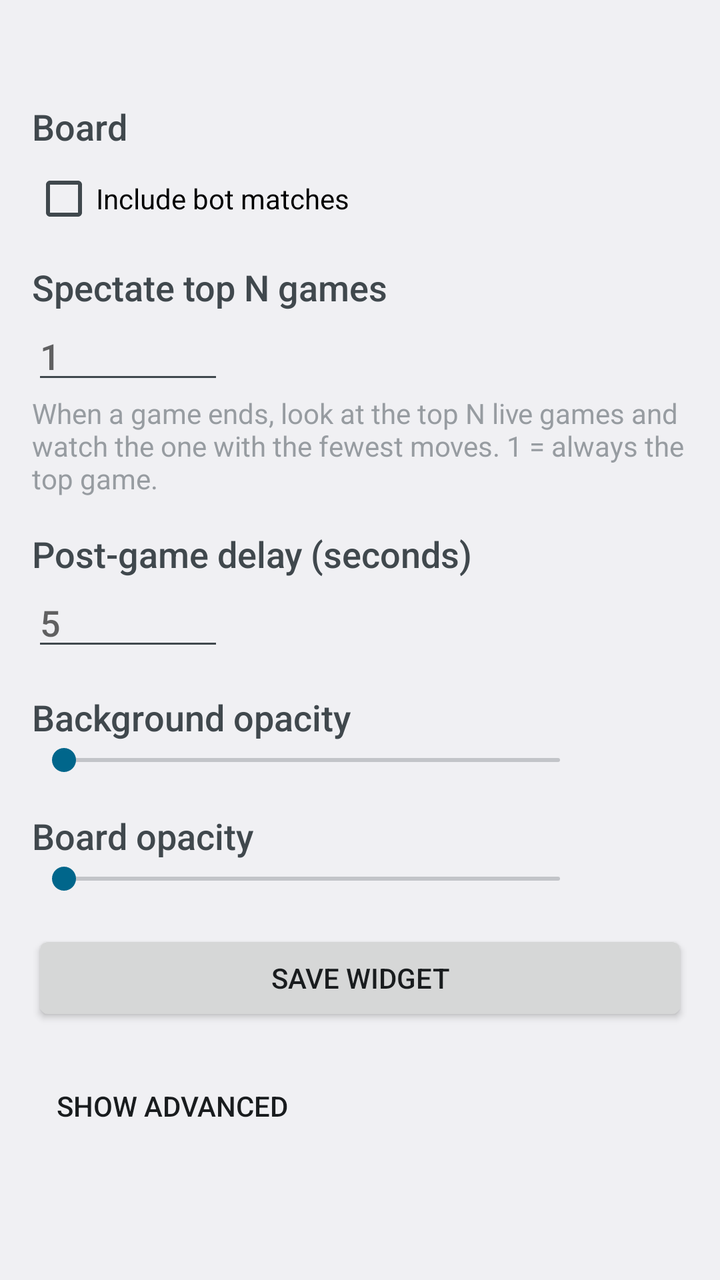
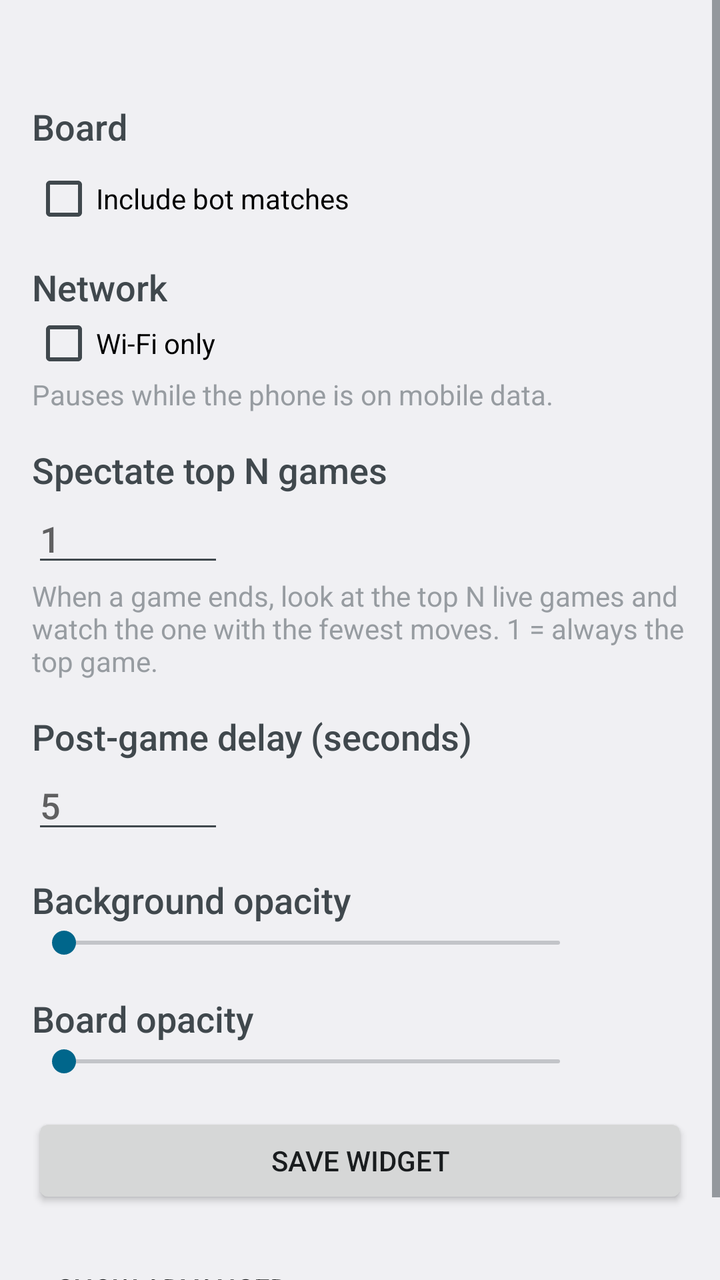

Compare the two renders of this Android layout. The source of the first and the diff that turns it into the second are given below.
<!-- AndroidManifest.xml: application theme AppTheme -->
<!-- res/layout/activity_settings.xml -->
<?xml version="1.0" encoding="utf-8"?>
<ScrollView xmlns:android="http://schemas.android.com/apk/res/android"
    android:layout_width="match_parent"
    android:layout_height="match_parent"
    android:fitsSystemWindows="true">

    <LinearLayout
        android:layout_width="match_parent"
        android:layout_height="wrap_content"
        android:orientation="vertical"
        android:padding="16dp">

        <TextView
            android:id="@+id/scope_hint"
            style="@style/SettingsHint" />

        
        <TextView
            style="@style/SettingsHeader"
            android:text="@string/board" />

        <RadioGroup
            android:id="@+id/mode_group"
            android:layout_width="match_parent"
            android:layout_height="wrap_content" />

        <CheckBox
            android:id="@+id/include_bots"
            android:layout_width="wrap_content"
            android:layout_height="wrap_content"
            android:layout_marginTop="8dp"
            android:text="@string/include_bots" />

        
        <TextView
            style="@style/SettingsHeader"
            android:text="@string/top_n" />

        <EditText
            android:id="@+id/top_n"
            android:layout_width="96dp"
            android:layout_height="wrap_content"
            android:hint="@string/top_n_default"
            android:importantForAutofill="no"
            android:inputType="number"
            android:maxLength="2"
            android:selectAllOnFocus="true" />

        <TextView
            style="@style/SettingsHint"
            android:text="@string/top_n_hint" />

        
        <TextView
            style="@style/SettingsHeader"
            android:text="@string/post_game_delay" />

        <EditText
            android:id="@+id/post_game_delay"
            android:layout_width="96dp"
            android:layout_height="wrap_content"
            android:hint="@string/post_game_delay_default"
            android:importantForAutofill="no"
            android:inputType="number"
            android:maxLength="3"
            android:selectAllOnFocus="true" />

        
        <TextView
            style="@style/SettingsHeader"
            android:text="@string/background_opacity" />

        <LinearLayout
            android:layout_width="match_parent"
            android:layout_height="wrap_content"
            android:gravity="center_vertical"
            android:orientation="horizontal">

            <SeekBar
                android:id="@+id/opacity"
                android:layout_width="0dp"
                android:layout_height="wrap_content"
                android:layout_weight="1"
                android:max="100" />

            <TextView
                android:id="@+id/opacity_value"
                android:layout_width="48dp"
                android:layout_height="wrap_content"
                android:gravity="end" />
        </LinearLayout>

        <TextView
            style="@style/SettingsHeader"
            android:text="@string/board_opacity" />

        <LinearLayout
            android:layout_width="match_parent"
            android:layout_height="wrap_content"
            android:gravity="center_vertical"
            android:orientation="horizontal">

            <SeekBar
                android:id="@+id/board_opacity"
                android:layout_width="0dp"
                android:layout_height="wrap_content"
                android:layout_weight="1"
                android:max="100" />

            <TextView
                android:id="@+id/board_opacity_value"
                android:layout_width="48dp"
                android:layout_height="wrap_content"
                android:gravity="end" />
        </LinearLayout>

        <Button
            android:id="@+id/done"
            android:layout_width="match_parent"
            android:layout_height="wrap_content"
            android:layout_marginTop="16dp"
            android:text="@string/save_widget" />

        
        <Button
            android:id="@+id/advanced_toggle"
            style="?android:attr/borderlessButtonStyle"
            android:layout_width="wrap_content"
            android:layout_height="wrap_content"
            android:layout_marginTop="16dp"
            android:text="@string/show_advanced" />

        <LinearLayout
            android:id="@+id/advanced"
            android:layout_width="match_parent"
            android:layout_height="wrap_content"
            android:orientation="vertical"
            android:visibility="gone">

            <TextView
                android:id="@+id/version"
                style="@style/SettingsHint" />

            <TextView
                android:id="@+id/service_status"
                android:layout_width="match_parent"
                android:layout_height="wrap_content" />

            <LinearLayout
                style="?android:attr/buttonBarStyle"
                android:layout_width="match_parent"
                android:layout_height="wrap_content"
                android:orientation="horizontal">

                <Button
                    android:id="@+id/start"
                    style="?android:attr/buttonBarButtonStyle"
                    android:layout_width="0dp"
                    android:layout_height="wrap_content"
                    android:layout_weight="1"
                    android:text="@string/start" />

                <Button
                    android:id="@+id/stop"
                    style="?android:attr/buttonBarButtonStyle"
                    android:layout_width="0dp"
                    android:layout_height="wrap_content"
                    android:layout_weight="1"
                    android:text="@string/stop" />
            </LinearLayout>

            <TextView
                style="@style/SettingsHeader"
                android:text="@string/server" />

            <LinearLayout
                android:layout_width="match_parent"
                android:layout_height="wrap_content"
                android:gravity="center_vertical"
                android:orientation="horizontal">

                <EditText
                    android:id="@+id/server"
                    android:layout_width="0dp"
                    android:layout_height="wrap_content"
                    android:layout_weight="1"
                    android:hint="@string/server_hint"
                    android:importantForAutofill="no"
                    android:inputType="textUri"
                    android:singleLine="true"
                    android:textSize="13sp" />

                <Button
                    android:id="@+id/save_server"
                    style="?android:attr/borderlessButtonStyle"
                    android:layout_width="wrap_content"
                    android:layout_height="wrap_content"
                    android:text="@string/save" />
            </LinearLayout>

            <LinearLayout
                android:layout_width="match_parent"
                android:layout_height="wrap_content"
                android:gravity="center_vertical"
                android:orientation="horizontal">

                <TextView
                    style="@style/SettingsHeader"
                    android:layout_width="0dp"
                    android:layout_weight="1"
                    android:text="@string/protocol_log" />

                <Button
                    android:id="@+id/share_log"
                    style="?android:attr/borderlessButtonStyle"
                    android:layout_width="wrap_content"
                    android:layout_height="wrap_content"
                    android:text="@string/share_log" />
            </LinearLayout>

            <TextView
                android:id="@+id/log"
                android:layout_width="match_parent"
                android:layout_height="wrap_content"
                android:fontFamily="monospace"
                android:textIsSelectable="true"
                android:textSize="10sp" />
        </LinearLayout>
    </LinearLayout>
</ScrollView>
<!-- resources referenced by this layout -->
<resources>
  <string name="background_opacity">Background opacity</string>
  <string name="board">Board</string>
  <string name="board_opacity">Board opacity</string>
  <string name="include_bots">Include bot matches</string>
  <string name="post_game_delay">Post-game delay (seconds)</string>
  <string name="post_game_delay_default">5</string>
  <string name="protocol_log">Protocol log</string>
  <string name="save">Save</string>
  <string name="save_widget">Save widget</string>
  <string name="server">Game server</string>
  <string name="server_hint">host:port (empty = default)</string>
  <string name="share_log">Share log</string>
  <string name="show_advanced">Show advanced</string>
  <string name="start">Start</string>
  <string name="stop">Stop</string>
  <string name="top_n">Spectate top N games</string>
  <string name="top_n_default">1</string>
  <string name="top_n_hint">When a game ends, look at the top N live games and watch the one with the fewest moves. 1 = always the top game.</string>
  <style name="SettingsHeader">
          <item name="android:layout_width">wrap_content</item>
          <item name="android:layout_height">wrap_content</item>
          <item name="android:layout_marginTop">16dp</item>
          <item name="android:textAppearance">@android:style/TextAppearance.DeviceDefault.Medium</item>
      </style>
  <style name="SettingsHint">
          <item name="android:layout_width">match_parent</item>
          <item name="android:layout_height">wrap_content</item>
          <item name="android:textAppearance">@android:style/TextAppearance.DeviceDefault.Small</item>
          <item name="android:alpha">0.7</item>
      </style>
  <style name="AppTheme" parent="@android:style/Theme.Material.Light" />
</resources>

<!-- the commit's change to res/layout/activity_settings.xml (unified diff, before → after) -->
@@ -30,6 +30,21 @@
             android:layout_height="wrap_content"
             android:layout_marginTop="8dp"
             android:text="@string/include_bots" />
+
+        
+        <TextView
+            style="@style/SettingsHeader"
+            android:text="@string/network" />
+
+        <CheckBox
+            android:id="@+id/wifi_only"
+            android:layout_width="wrap_content"
+            android:layout_height="wrap_content"
+            android:text="@string/wifi_only" />
+
+        <TextView
+            style="@style/SettingsHint"
+            android:text="@string/wifi_only_hint" />
 
         
         <TextView
<!-- resource entries referenced after the edit -->
@@ -4,6 +4,7 @@
   <string name="board">Board</string>
   <string name="board_opacity">Board opacity</string>
   <string name="include_bots">Include bot matches</string>
+  <string name="network">Network</string>
   <string name="post_game_delay">Post-game delay (seconds)</string>
   <string name="post_game_delay_default">5</string>
   <string name="protocol_log">Protocol log</string>
@@ -18,6 +19,8 @@
   <string name="top_n">Spectate top N games</string>
   <string name="top_n_default">1</string>
   <string name="top_n_hint">When a game ends, look at the top N live games and watch the one with the fewest moves. 1 = always the top game.</string>
+  <string name="wifi_only">Wi-Fi only</string>
+  <string name="wifi_only_hint">Pauses while the phone is on mobile data.</string>
   <style name="SettingsHeader">
           <item name="android:layout_width">wrap_content</item>
           <item name="android:layout_height">wrap_content</item>
